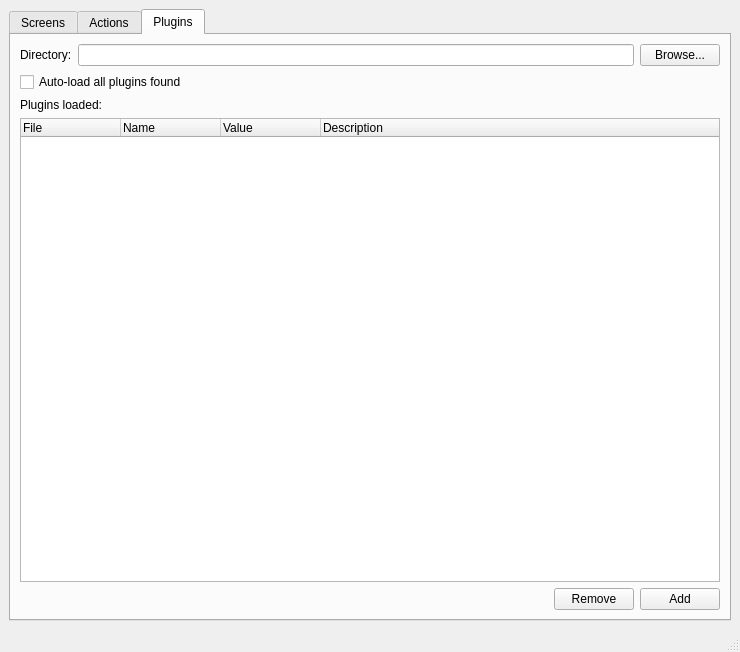
This is src/settingseditor/SettingsEditor.ui in rvanderbijl/ology as Qt 5 draws it before an edit. The edited form follows.
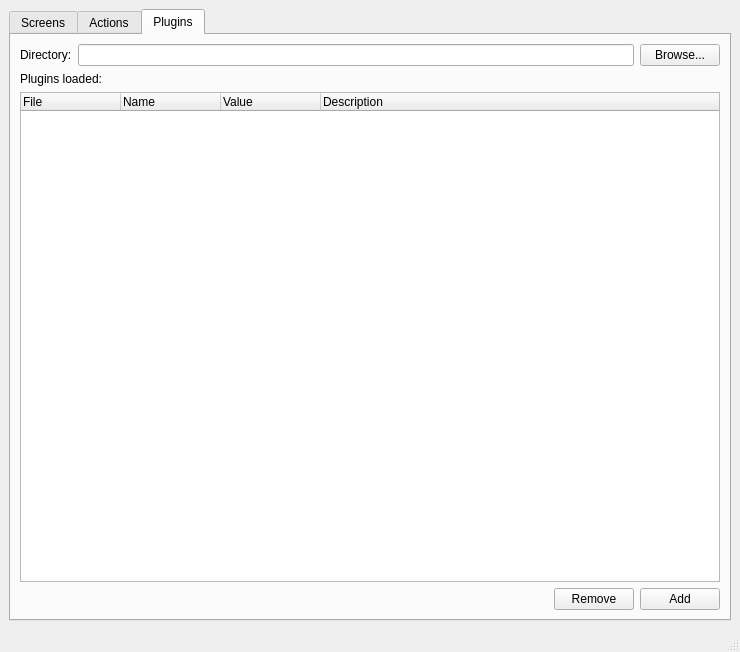
This is the edited form. Custom widgets are drawn as their Qt base class.

Commit message: - Many improvements to FileDetector - Settings editor fixes - Start Music-phonon plugin

What changed in the file:
```diff
--- a/src/settingseditor/SettingsEditor.ui
+++ b/src/settingseditor/SettingsEditor.ui
@@ -98,13 +98,6 @@
           </item>
          </layout>
         </item>
-        <item>
-         <widget class="QCheckBox" name="_autoLoadPlugins">
-          <property name="text">
-           <string>Auto-load all plugins found</string>
-          </property>
-         </widget>
-        </item>
         <item>
          <widget class="QWidget" name="widget" native="true">
           <layout class="QVBoxLayout" name="verticalLayout">
```
Left out of the diff: 48 changed lines with no effect on the pictures. The commit also changes 35 other files.
